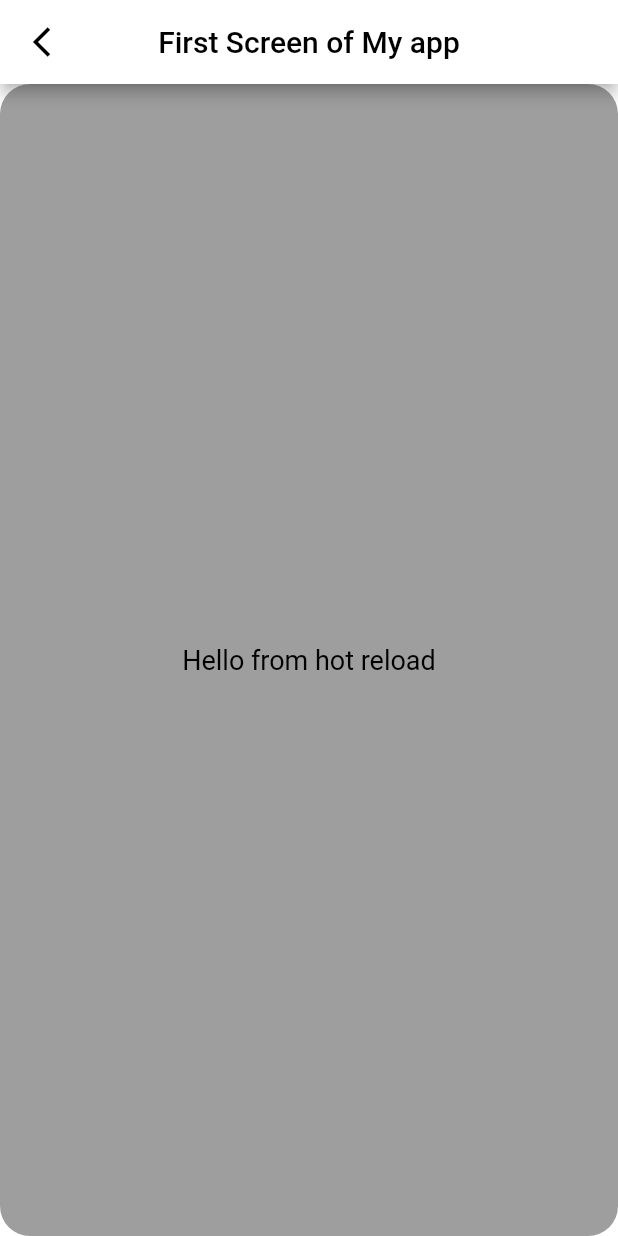
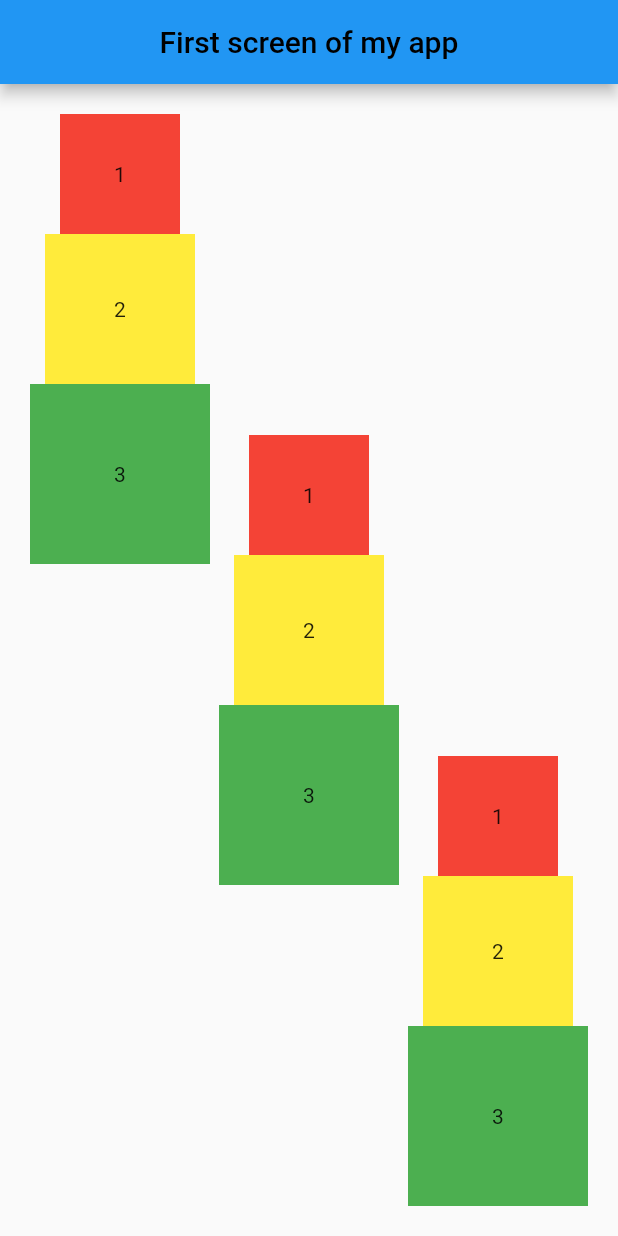
Before and after one commit to tkakenov/hw_18, a Flutter app: the screen it shows after launch, on a phone screen of 412 x 824 dp. Run offline on Flutter 3.47's test engine with Material 2 defaults, Android fonts, the phone set to English and light mode, and no system bars.

Commit message:
hw with blocks

```diff
--- a/lib/main.dart
+++ b/lib/main.dart
@@ -7,30 +7,105 @@ class MyFirstApp extends StatelessWidget {
   Widget build(BuildContext context) {
     return MaterialApp(
       home: Scaffold(
-        backgroundColor: Colors.white,
         appBar: AppBar(
           centerTitle: true,
-          leading: IconButton(
-            onPressed: () {},
-            icon: const Icon(Icons.arrow_back_ios_sharp),
-            color: Colors.black,
-          ),
-          backgroundColor: Colors.white,
           title: const Text(
-            "First Screen of My app",
+            "First screen of my app",
             style: TextStyle(color: Colors.black),
           ),
         ),
-        body: Container(
-          decoration: const BoxDecoration(
-            color: Colors.grey,
-            borderRadius: BorderRadius.all(Radius.circular(20)),
-          ),
-          child: const Center(
-            child: Text(
-              "Hello from hot reload",
-              style: TextStyle(fontSize: 18, color: Colors.black),
-            ),
+        body: Padding(
+          padding: const EdgeInsets.all(20),
+          child: Row(
+            mainAxisAlignment: MainAxisAlignment.spaceBetween,
+            children: [
+              Column(
+                children: [
+                  Container(
+                    width: 80,
+                    height: 80,
+                    color: Colors.red,
+                    child: const Center(
+                      child: Text("1", textAlign: TextAlign.center),
+                    ),
+                  ),
+                  Container(
+                    width: 100,
+                    height: 100,
+                    color: Colors.yellow,
+                    child: const Center(
+                      child: Text("2"),
+                    ),
+                  ),
+                  Container(
+                    width: 120,
+                    height: 120,
+                    color: Colors.green,
+                    child: const Center(
+                      child: Text("3"),
+                    ),
+                  ),
+                ],
+              ),
+              Column(
+                mainAxisAlignment: MainAxisAlignment.center,
+                children: [
+                  Container(
+                    width: 80,
+                    height: 80,
+                    color: Colors.red,
+                    child: const Center(
+                      child: Text("1", textAlign: TextAlign.center),
+                    ),
+                  ),
+                  Container(
+                    width: 100,
+                    height: 100,
+                    color: Colors.yellow,
+                    child: const Center(
+                      child: Text("2"),
+                    ),
+                  ),
+                  Container(
+                    width: 120,
+                    height: 120,
+                    color: Colors.green,
+                    child: const Center(
+                      child: Text("3"),
+                    ),
+                  ),
+                ],
+              ),
+              Column(
+                mainAxisAlignment: MainAxisAlignment.end,
+                children: [
+                  Container(
+                    width: 80,
+                    height: 80,
+                    color: Colors.red,
+                    child: const Center(
+                      child: Text("1", textAlign: TextAlign.center),
+                    ),
+                  ),
+                  Container(
+                    width: 100,
+                    height: 100,
+                    color: Colors.yellow,
+                    child: const Center(
+                      child: Text("2"),
+                    ),
+                  ),
+                  Container(
+                    width: 120,
+                    height: 120,
+                    color: Colors.green,
+                    child: const Center(
+                      child: Text("3"),
+                    ),
+                  ),
+                ],
+              ),
+            ],
           ),
         ),
       ),
```
